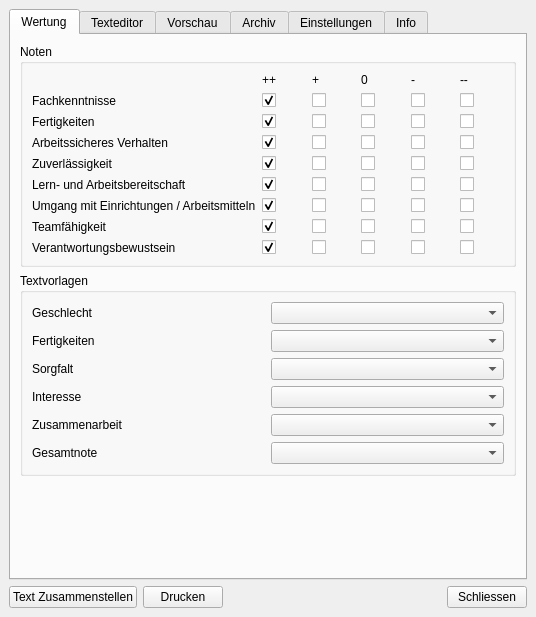
First picture: the form in mainwindow.ui, repository str4el/grading, before the edit.
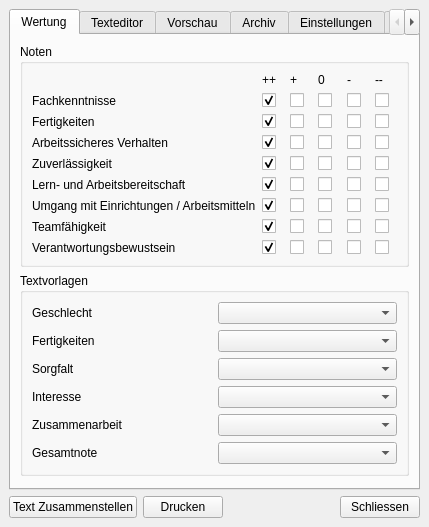
Second picture: the form after the edit. Custom widgets are drawn as their Qt base class.

Commit message: Tabstops in ordnung gebracht

The edit to the form file:
```diff
--- a/mainwindow.ui
+++ b/mainwindow.ui
@@ -6,8 +6,8 @@
    <rect>
     <x>0</x>
     <y>0</y>
-    <width>536</width>
-    <height>617</height>
+    <width>429</width>
+    <height>527</height>
    </rect>
   </property>
   <property name="sizePolicy">
```
Left out of the diff: 27 changed lines with no effect on the pictures.
